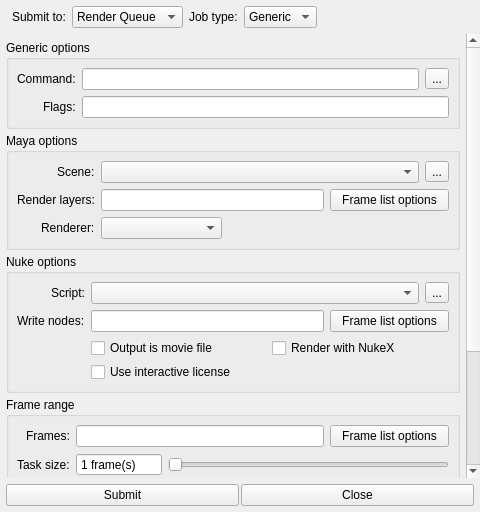
Old version of the form core/ui/render_submit_ui.ui in the repository mjbonnington/icarus-gps.
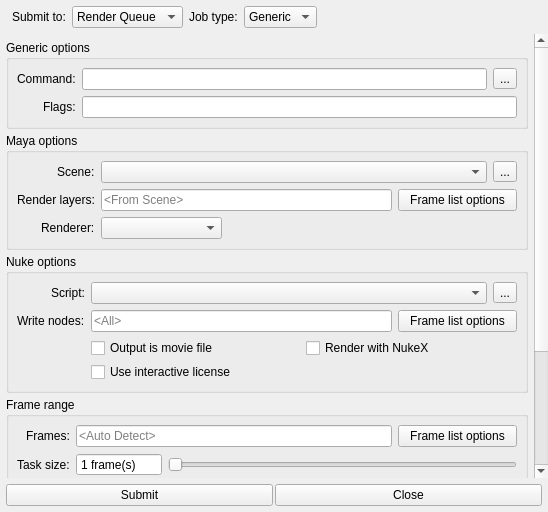
New version of the form. Icons and pictures are not drawn.

Commit message: Render jobs submitted to deadline now add just the appropriate output paths

```diff
--- a/core/ui/render_submit_ui.ui
+++ b/core/ui/render_submit_ui.ui
@@ -7,7 +7,7 @@
    <rect>
     <x>0</x>
     <y>0</y>
-    <width>480</width>
+    <width>548</width>
     <height>512</height>
    </rect>
   </property>
@@ -154,9 +154,9 @@
        <property name="geometry">
         <rect>
          <x>0</x>
-         <y>0</y>
-         <width>463</width>
-         <height>585</height>
+         <y>-301</y>
+         <width>639</width>
+         <height>848</height>
         </rect>
        </property>
        <property name="noBackground" stdset="0">
@@ -460,6 +460,9 @@
                <property name="text">
                 <string/>
                </property>
+               <property name="placeholderText">
+                <string>&lt;From Scene&gt;</string>
+               </property>
                <property name="xmlTag" stdset="0">
                 <string>renderLayers</string>
                </property>
@@ -563,6 +566,9 @@
                <property name="text">
                 <string/>
                </property>
+               <property name="placeholderText">
+                <string>&lt;All&gt;</string>
+               </property>
                <property name="xmlTag" stdset="0">
                 <string>writeNodes</string>
                </property>
@@ -764,6 +770,9 @@
                <property name="text">
                 <string/>
                </property>
+               <property name="placeholderText">
+                <string>&lt;Auto Detect&gt;</string>
+               </property>
                <property name="xmlTag" stdset="0">
                 <string>frames</string>
                </property>
```
Left out of the diff: 88 changed lines with no effect on the pictures. The commit also changes 3 other files.
